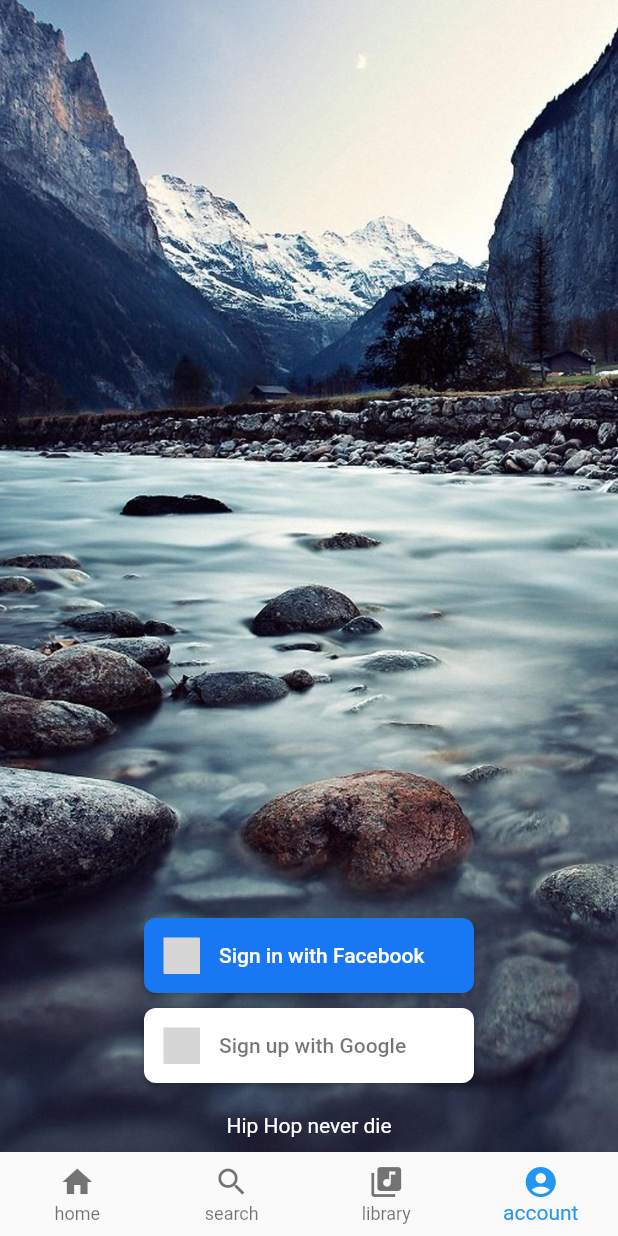
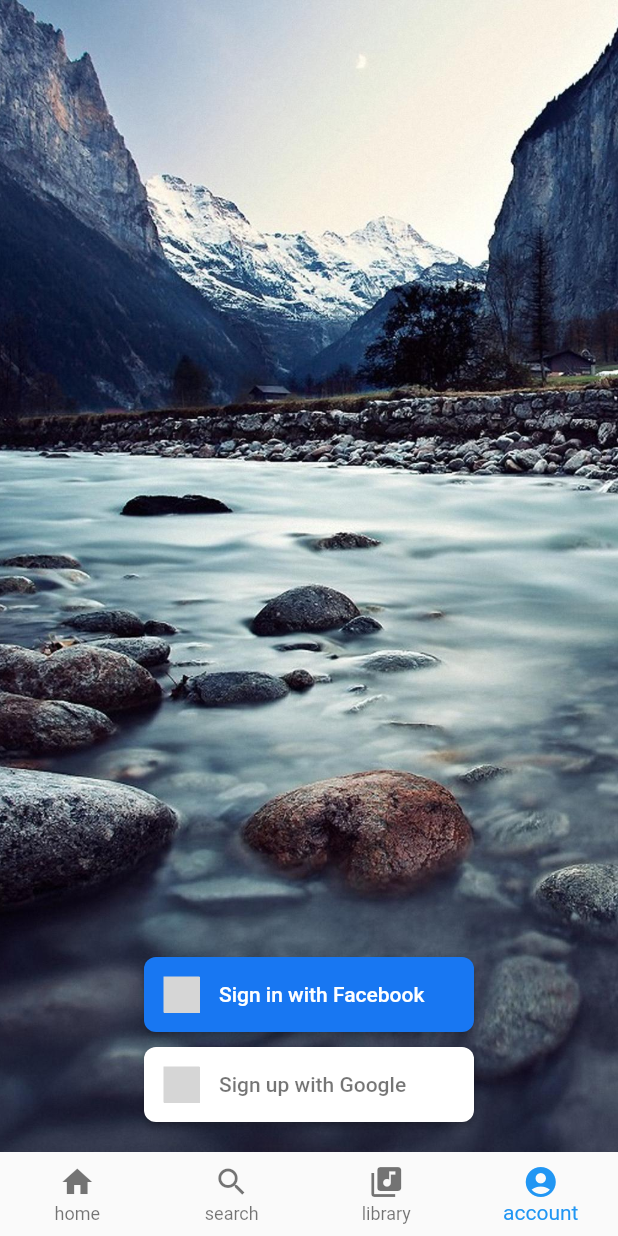
Before and after one commit to tdnguyenND/MusicPlayer, a Flutter app: the screen it shows after launch, item 4 of the bottom bar chosen, on a phone screen of 412 x 824 dp. Run offline on Flutter 3.47's test engine with Material 2 defaults, Android fonts, the phone set to English and light mode, and no system bars; our stand-ins replace assets_audio_player, cloud_firestore, file_picker, firebase_auth, firebase_core, firebase_storage and 5 more; missing offline and left inert: flutter_facebook_login, flutter_sound, media_metadata_plugin; accounts and stored records are empty; grey boxes are pictures that could not be loaded.

Commit message:
[Account] remove redundant text

```diff
--- a/lib/screens/account.dart
+++ b/lib/screens/account.dart
@@ -66,13 +66,6 @@ class _AccountState extends State<Account> {
                         SizedBox(
                           height: 20,
                         ),
-                        Text(
-                          'Hip Hop never die',
-                          style: TextStyle(color: Colors.white),
-                        ),
-                        SizedBox(
-                          height: 10,
-                        )
                       ],
                     ),
                   ),
```
